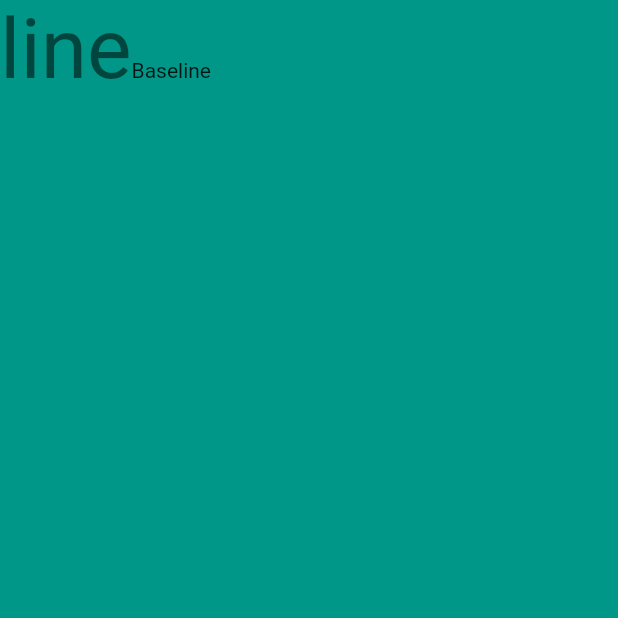
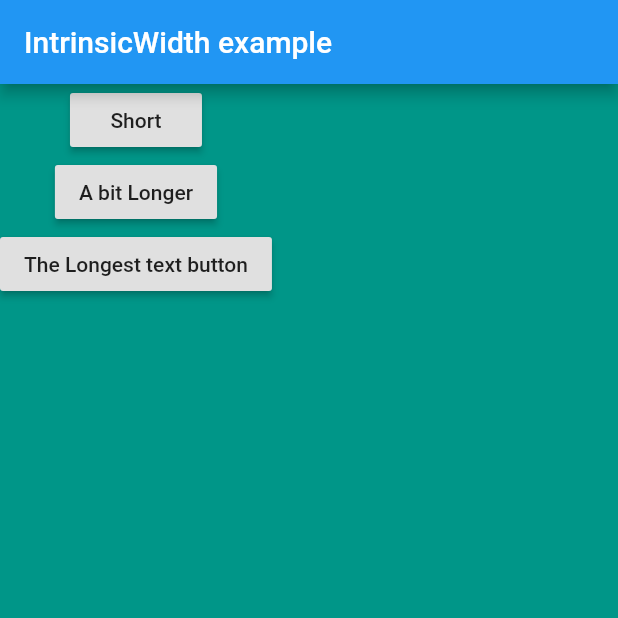
Before and after one commit to rajeevlochansahu/flutter_app_example, a Flutter app: the screen it shows after launch, on a phone screen of 412 x 824 dp, the top half of it. Run offline on Flutter 3.47's test engine with Material 2 defaults, Android fonts, the phone set to English and light mode, and no system bars.

Commit message:
IntrinsicWidth example

```diff
--- a/lib/main.dart
+++ b/lib/main.dart
@@ -13,18 +13,21 @@ class MyApp extends StatelessWidget {
       title: 'Flutter Demo',
       home: Scaffold(
         backgroundColor: Colors.teal,
+        appBar: AppBar(title: Text('IntrinsicWidth example')),
         body: SafeArea(
-          child: Row(
-            crossAxisAlignment: CrossAxisAlignment.baseline,
-            textBaseline: TextBaseline.alphabetic,
+          child: Column(
             children: <Widget>[
-              Text(
-                'line',
-                style: Theme.of(context).textTheme.headline2,
+              RaisedButton(
+                onPressed: () {},
+                child: Text('Short'),
               ),
-              Text(
-                'Baseline',
-                style: Theme.of(context).textTheme.bodyText2,
+              RaisedButton(
+                onPressed: () {},
+                child: Text('A bit Longer'),
+              ),
+              RaisedButton(
+                onPressed: () {},
+                child: Text('The Longest text button'),
               ),
             ],
           ),
```
